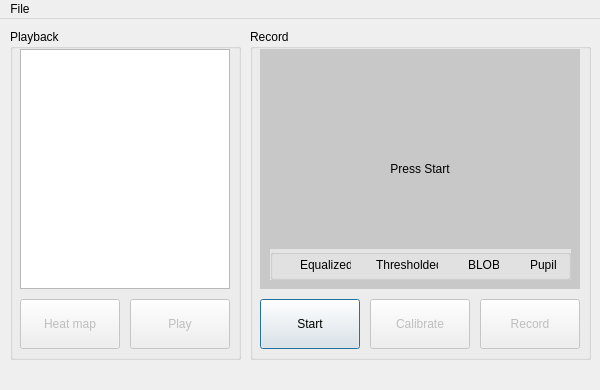
This is eyetracker/mainwindow.ui in exoszajzbuk/eyetracker as Qt 5 draws it before an edit. The edited form follows.
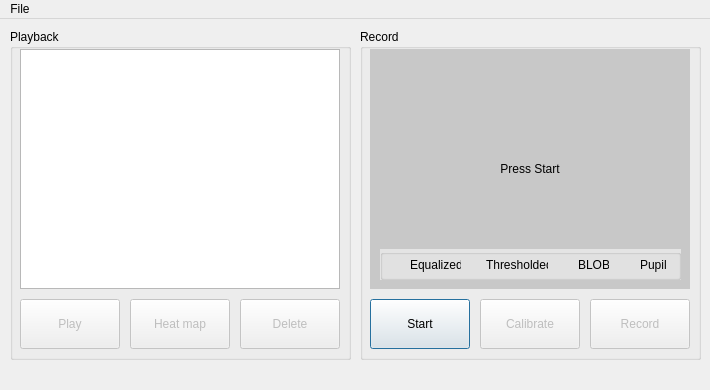
This is the edited form. Icons and pictures are not drawn.

Commit message: added delete button to UI

```diff
--- a/eyetracker/mainwindow.ui
+++ b/eyetracker/mainwindow.ui
@@ -6,19 +6,19 @@
    <rect>
     <x>0</x>
     <y>0</y>
-    <width>600</width>
+    <width>710</width>
     <height>390</height>
    </rect>
   </property>
   <property name="minimumSize">
    <size>
-    <width>600</width>
+    <width>710</width>
     <height>390</height>
    </size>
   </property>
   <property name="maximumSize">
    <size>
-    <width>600</width>
+    <width>710</width>
     <height>390</height>
    </size>
   </property>
@@ -35,7 +35,7 @@
      <rect>
       <x>10</x>
       <y>10</y>
-      <width>231</width>
+      <width>341</width>
       <height>331</height>
      </rect>
     </property>
@@ -47,7 +47,7 @@
       <rect>
        <x>10</x>
        <y>20</y>
-       <width>210</width>
+       <width>320</width>
        <height>240</height>
       </rect>
      </property>
@@ -61,7 +61,7 @@
      </property>
      <property name="geometry">
       <rect>
-       <x>120</x>
+       <x>10</x>
        <y>270</y>
        <width>100</width>
        <height>50</height>
@@ -105,7 +105,7 @@
      </property>
      <property name="geometry">
       <rect>
-       <x>10</x>
+       <x>120</x>
        <y>270</y>
        <width>100</width>
        <height>50</height>
@@ -143,11 +143,55 @@
       <bool>false</bool>
      </property>
     </widget>
+    <widget class="QPushButton" name="deleteButton">
+     <property name="enabled">
+      <bool>false</bool>
+     </property>
+     <property name="geometry">
+      <rect>
+       <x>230</x>
+       <y>270</y>
+       <width>100</width>
+       <height>50</height>
+      </rect>
+     </property>
+     <property name="toolTip">
+      <string>Delete</string>
+     </property>
+     <property name="statusTip">
+      <string>Deletes selected session...</string>
+     </property>
+     <property name="autoFillBackground">
+      <bool>false</bool>
+     </property>
+     <property name="text">
+      <string>Delete</string>
+     </property>
+     <property name="icon">
+      <iconset resource="icons.qrc">
+       <normaloff>:/icons/icons/delete.png</normaloff>:/icons/icons/delete.png</iconset>
+     </property>
+     <property name="iconSize">
+      <size>
+       <width>32</width>
+       <height>32</height>
+      </size>
+     </property>
+     <property name="checkable">
+      <bool>false</bool>
+     </property>
+     <property name="checked">
+      <bool>false</bool>
+     </property>
+     <property name="flat">
+      <bool>false</bool>
+     </property>
+    </widget>
    </widget>
    <widget class="QGroupBox" name="recordGroup">
     <property name="geometry">
      <rect>
-      <x>250</x>
+      <x>360</x>
       <y>10</y>
       <width>341</width>
       <height>331</height>
@@ -451,7 +495,7 @@
     <rect>
      <x>0</x>
      <y>0</y>
-     <width>600</width>
+     <width>710</width>
      <height>21</height>
     </rect>
    </property>
```
Left out of the diff: 35 changed lines with no effect on the pictures. The commit also changes 8 other files.
